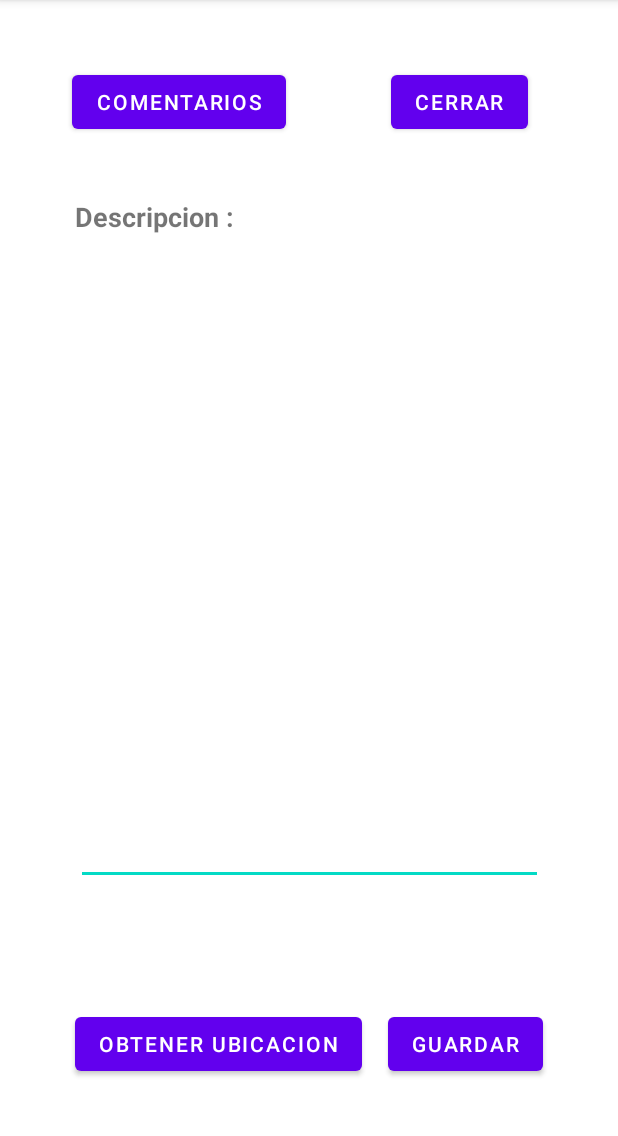
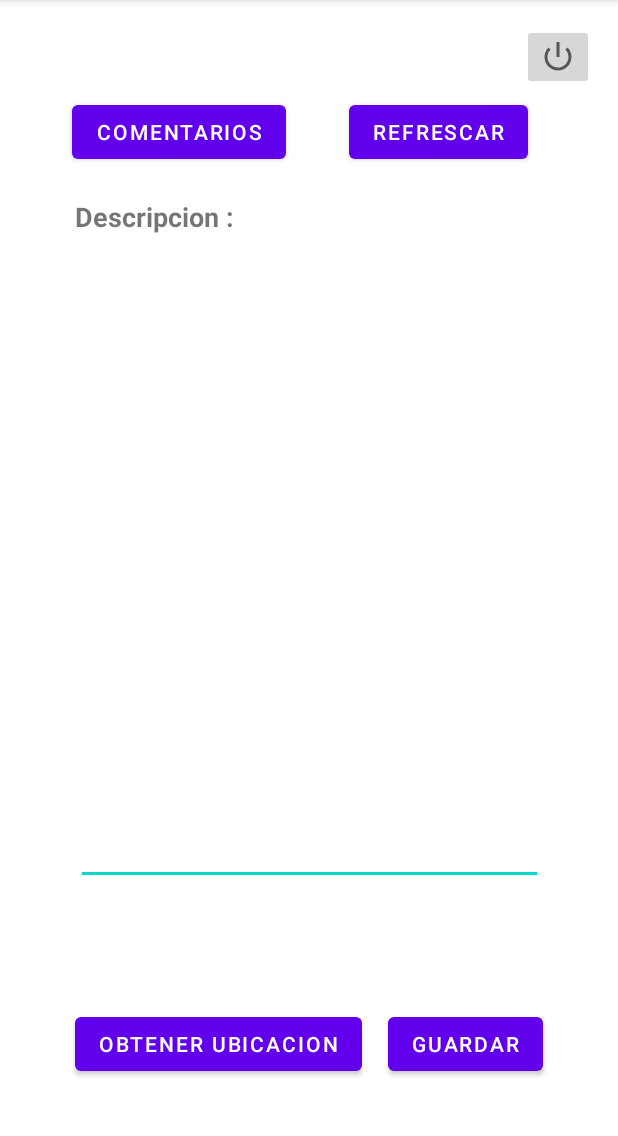
Before and after one commit to SmileeDog/IndividualFernando, an Android app: the FormularioComentarioActivity screen opened directly, with no data from a screen before it, on a phone screen of 412 x 824 dp, the part 84-1220 px from its top. Run offline under Robolectric (Android 15) with nearby library versions, the phone set to English and light mode, and no system bars; our stand-ins replace Firebase (no records; nobody signed in at launch, a user with empty details on screens opened directly); libraries missing offline, so code that uses them is left out: com.firebase.ui; 1 statement that could not run was skipped.

Commit message:
este es el inicio del fin

```diff
--- a/app/src/main/java/pe/edu/pucp/tel306/individualfernando/MainActivity3.java
+++ b/app/src/main/java/pe/edu/pucp/tel306/individualfernando/MainActivity3.java
@@ -126,7 +126,6 @@ public class MainActivity3 extends AppCompatActivity {
                 finish();
             }
         });
-
     }
 
     public void salir(){
@@ -138,7 +137,6 @@ public class MainActivity3 extends AppCompatActivity {
                 finish();
             }
         });
-
     }
 
     private void limpiarCajas() {
--- a/app/src/main/res/layout/activity_formulario_comentario.xml
+++ b/app/src/main/res/layout/activity_formulario_comentario.xml
@@ -5,6 +5,17 @@
     android:layout_width="match_parent"
     android:layout_height="match_parent"
     tools:context=".FormularioComentarioActivity">
+
+    <ImageButton
+        android:id="@+id/imageButton3"
+        android:layout_width="wrap_content"
+        android:layout_height="wrap_content"
+        android:layout_marginTop="16dp"
+        android:layout_marginEnd="16dp"
+        android:onClick="salir"
+        app:layout_constraintEnd_toEndOf="parent"
+        app:layout_constraintTop_toTopOf="parent"
+        app:srcCompat="@android:drawable/ic_lock_power_off" />
 
     <TextView
         android:id="@+id/textView14"
@@ -61,7 +72,7 @@
         android:layout_width="wrap_content"
         android:layout_height="wrap_content"
         android:layout_marginStart="48dp"
-        android:layout_marginTop="44dp"
+        android:layout_marginTop="64dp"
         android:onClick="irAComentarios"
         android:text="Comentarios"
         app:layout_constraintStart_toStartOf="parent"
@@ -71,10 +82,10 @@
         android:id="@+id/button16"
         android:layout_width="wrap_content"
         android:layout_height="wrap_content"
-        android:layout_marginTop="44dp"
+        android:layout_marginTop="64dp"
         android:layout_marginEnd="60dp"
-        android:onClick="salir"
-        android:text="cerrar"
+        android:onClick="refresss"
+        android:text="Refrescar"
         app:layout_constraintEnd_toEndOf="parent"
         app:layout_constraintTop_toTopOf="parent" />
 
```
Also changed, not shown: app/src/main/java/pe/edu/pucp/tel306/individualfernando/FormularioComentarioActivity.java (+7 -0 lines), app/src/main/java/pe/edu/pucp/tel306/individualfernando/ListaComentariosGestorActivity.java (+13 -0 lines), app/src/main/java/pe/edu/pucp/tel306/individualfernando/VerComentariosActivity.java (+13 -0 lines), app/src/main/res/layout/activity_colaborador_indicaciones.xml (+11 -0 lines), app/src/main/res/layout/activity_lista_comentarios_gestor.xml (+11 -0 lines), app/src/main/res/layout/activity_listar_articulos.xml (+15 -4 lines), app/src/main/res/layout/activity_main3.xml (+11 -0 lines), app/src/main/res/layout/activity_ver_comentarios.xml (+14 -2 lines), app/src/main/res/layout/activity_ver_detalle_del_articulo.xml (+15 -4 lines).
